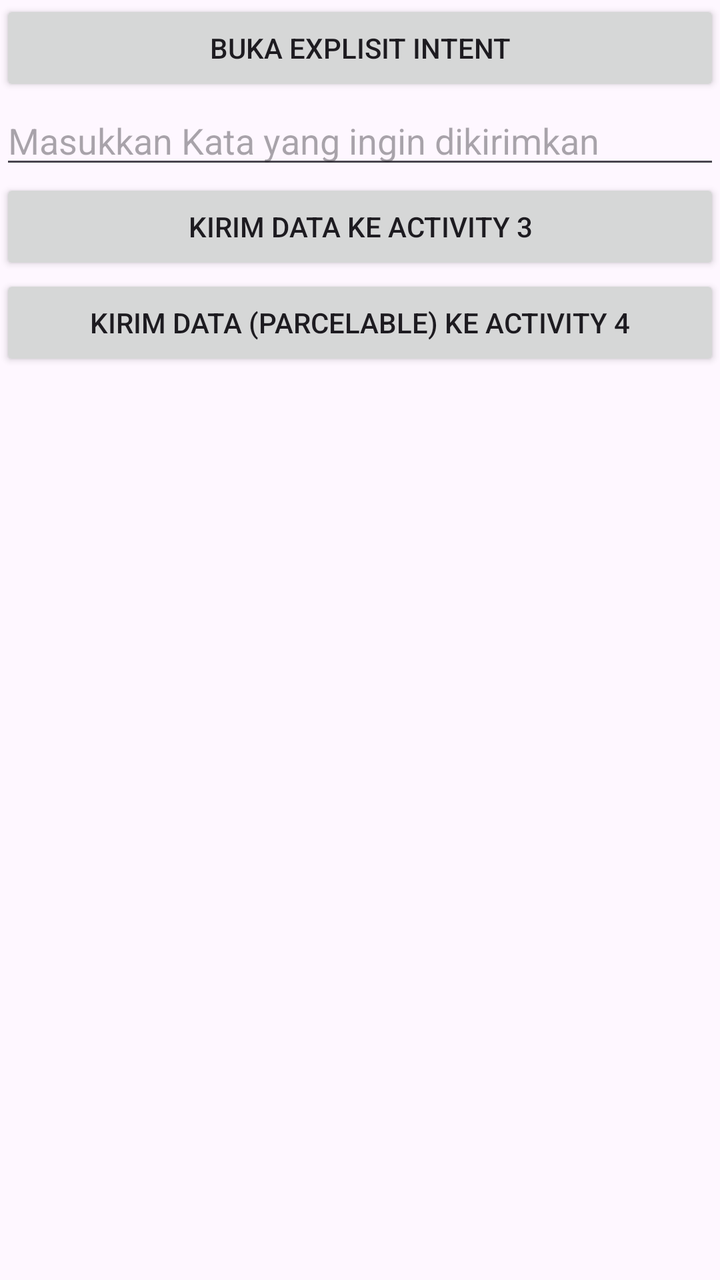
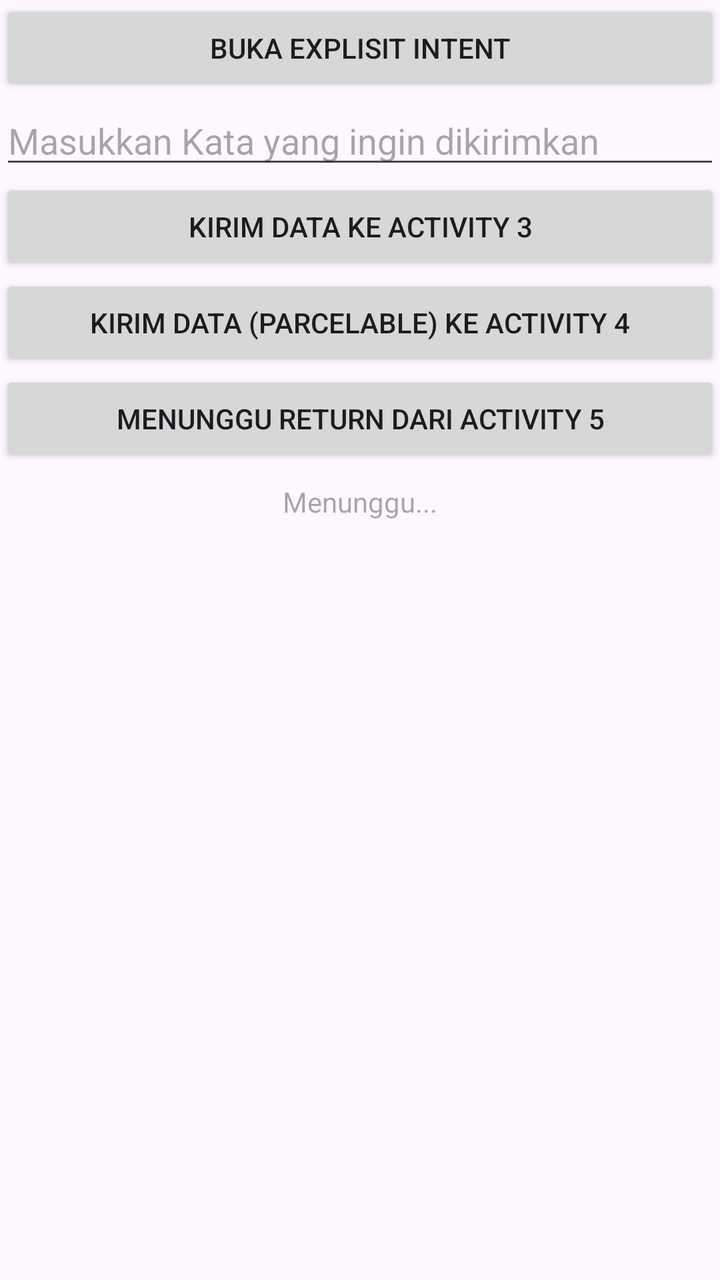

Before-and-after screenshots of an Android layout around one commit, followed by the original layout XML and the change that was made.
<!-- AndroidManifest.xml: application theme Theme.ExplisitIntent -->
<!-- res/layout/activity_main.xml -->
<?xml version="1.0" encoding="utf-8"?>
<LinearLayout xmlns:android="http://schemas.android.com/apk/res/android"
    xmlns:app="http://schemas.android.com/apk/res-auto"
    xmlns:tools="http://schemas.android.com/tools"
    android:id="@+id/main"
    android:layout_width="match_parent"
    android:layout_height="match_parent"
    tools:context=".MainActivity"
    android:orientation="vertical"
    android:layout_margin="10dp">

    <Button
        android:layout_width="match_parent"
        android:layout_height="wrap_content"
        android:id="@+id/btnExplisit1"
        android:text="Buka Explisit Intent" />

    <EditText
        android:layout_width="match_parent"
        android:layout_height="wrap_content"
        android:id="@+id/dataKirim"
        android:inputType="text"
        android:hint="Masukkan Kata yang ingin dikirimkan" />

    <Button
        android:layout_width="match_parent"
        android:layout_height="wrap_content"
        android:id="@+id/btnExplisit2"
        android:text="Kirim Data ke Activity 3" />

    <Button
        android:layout_width="match_parent"
        android:layout_height="wrap_content"
        android:id="@+id/btnExplisit3"
        android:text="Kirim Data (Parcelable) ke Activity 4" />

</LinearLayout>
<!-- resources referenced by this layout -->
<resources>
  <style name="Theme.ExplisitIntent" parent="Base.Theme.ExplisitIntent" />
  <style name="Base.Theme.ExplisitIntent" parent="Theme.Material3.DayNight.NoActionBar">
          
          
      </style>
</resources>

<!-- the commit's change to res/layout/activity_main.xml (unified diff, before → after) -->
@@ -34,4 +34,18 @@
         android:id="@+id/btnExplisit3"
         android:text="Kirim Data (Parcelable) ke Activity 4" />
 
+    <Button
+        android:layout_width="match_parent"
+        android:layout_height="wrap_content"
+        android:id="@+id/btnExplisit4"
+        android:text="Menunggu Return dari Activity 5" />
+
+    <TextView
+        android:layout_width="match_parent"
+        android:layout_height="wrap_content"
+        android:id="@+id/returnHasil"
+        android:gravity="center"
+        android:hint="Menunggu..."
+        android:layout_marginTop="8dp" />
+
 </LinearLayout>
